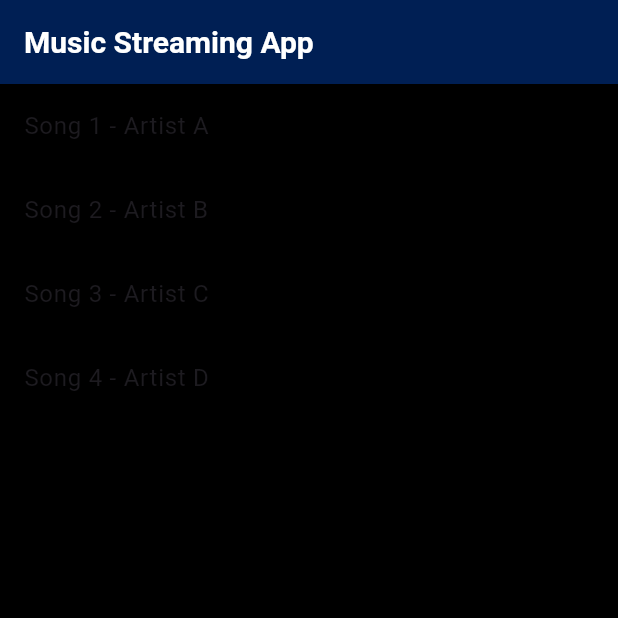
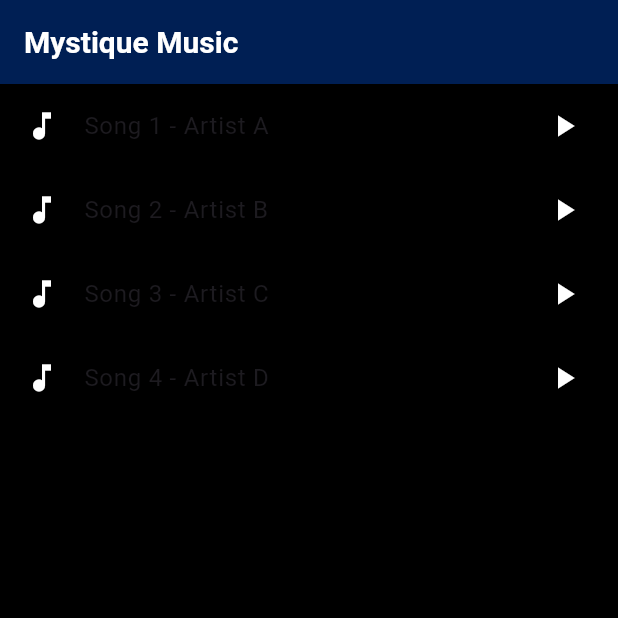
Before and after one commit to kerthnorth/mystiquemusic, a Flutter app: the screen it shows after launch, on a phone screen of 412 x 824 dp, the top half of it. Run offline on Flutter 3.47's test engine with Material 3 defaults, Android fonts, the phone set to English and light mode, and no system bars.

Commit message:
I made some changes to the design

```diff
--- a/lib/screens/homescreen.dart
+++ b/lib/screens/homescreen.dart
@@ -9,19 +9,26 @@ class HomeScreen extends StatelessWidget {
     'Song 2 - Artist B',
     'Song 3 - Artist C',
     'Song 4 - Artist D',
+    // style: TextStyle(color: Colors.white, fontSize: 16),
   ];
 
   @override
   Widget build(BuildContext context) {
     return Scaffold(
       appBar: AppBar(
-        title: const Text('Music Streaming App'),
+        title: const Text('Mystique Music'),
       ),
       body: ListView.builder(
         itemCount: songTitles.length,
+
         itemBuilder: (context, index) {
           return ListTile(
+            // colors: Text(color: ),
+            leading: const Icon(color: Colors.white, Icons.music_note),
             title: Text(songTitles[index]),
+
+            trailing: const Icon(color: Colors.white, Icons.play_arrow),
+              // color: primaryText, fontSize: 24, fontWeight: FontWeight.bold),
             onTap: () {
               // Navigate to the player screen when a song is tapped
               Navigator.push(
--- a/lib/theme/color_theme.dart
+++ b/lib/theme/color_theme.dart
@@ -18,7 +18,7 @@ class ColorTheme {
   static const Color primaryText =
       Colors.white; // White for text on dark backgrounds
   static const Color secondaryText =
-      Color(0xFFB0B0B0); // Light gray for secondary text
+      Colors.white; // Light gray for secondary text
 
   // Gradient
   static const LinearGradient backgroundGradient = LinearGradient(
```
